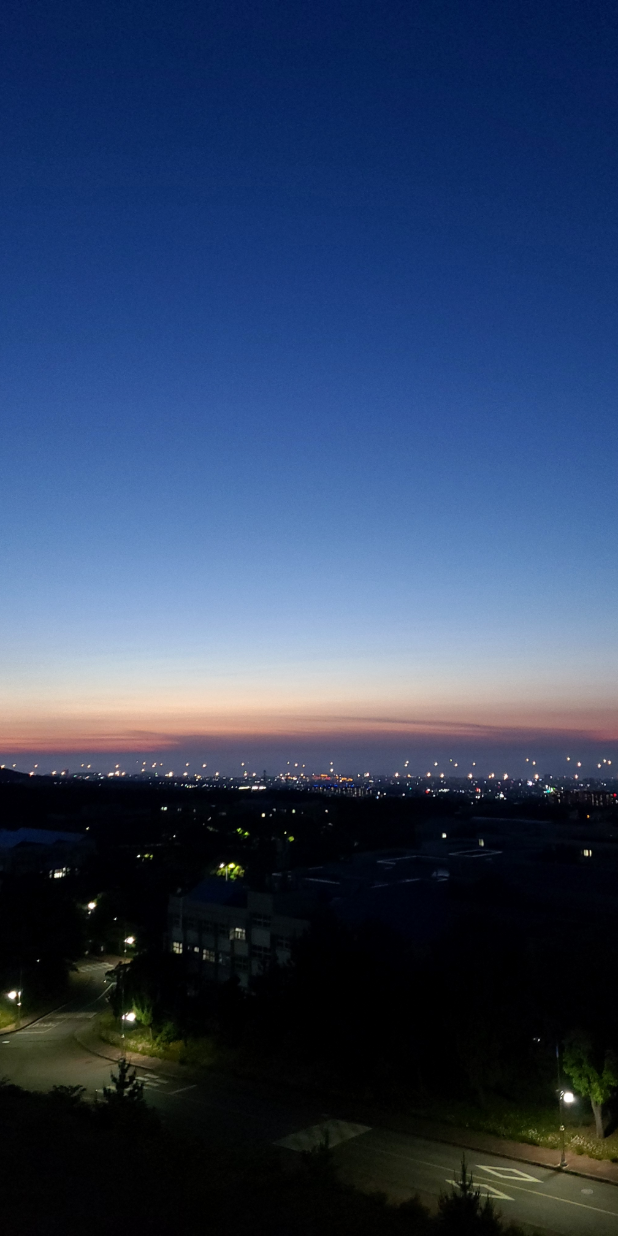
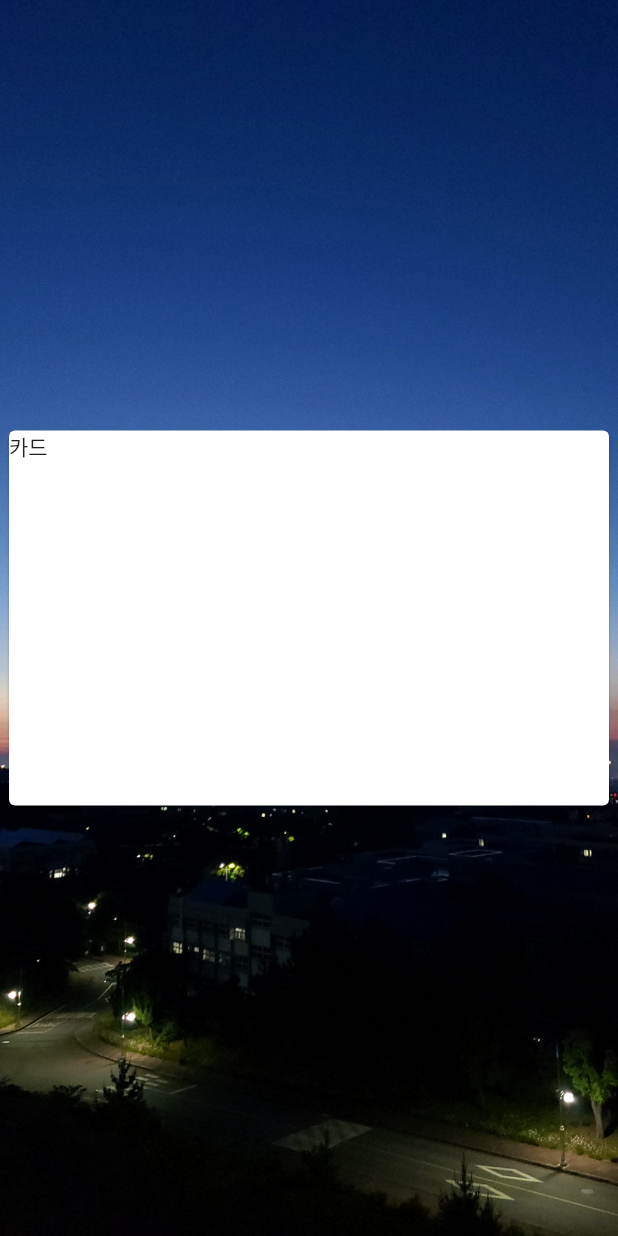
Before and after one commit to getupminaaa/-Custom-Situation-Board-COVID-19, a Flutter app: the screen it shows after launch, on a phone screen of 412 x 824 dp. Run offline on Flutter 3.47's test engine with Material 2 defaults, Android fonts, the phone set to English and light mode, and no system bars.

Commit message:
Card Layout 추가 (아주 기본적인 레이아웃)

```diff
--- a/costum_app/lib/main.dart
+++ b/costum_app/lib/main.dart
@@ -1,8 +1,6 @@
 import 'package:flutter/material.dart';
 
-void main() {
-  runApp(MyApp());
-}
+void main() => runApp(MyApp());
 
 class MyApp extends StatelessWidget {
   // This widget is the root of your application.
@@ -27,6 +25,7 @@ class _BackgroundImageState extends State<BackgroundImage> {
   Widget build(BuildContext context){
     return Scaffold(
       body: Container(
+        child: CardLayout(),
         decoration: BoxDecoration(
             image: DecorationImage(
               image: AssetImage("lib/img/background.jpg"),
@@ -36,5 +35,22 @@ class _BackgroundImageState extends State<BackgroundImage> {
       ),
     );
   }
-
 }
+class CardLayout extends StatelessWidget{
+  CardLayout({Key key}) :
+      super(key : key);
+  @override
+  Widget build(BuildContext context){
+    return Center(
+      child: Card(
+        child: InkWell(
+          child: Container(
+            width: 400,
+            height: 250,
+            child: Text('카드'),
+          ),
+        ),
+      ),
+    );
+  }
+ }
```
